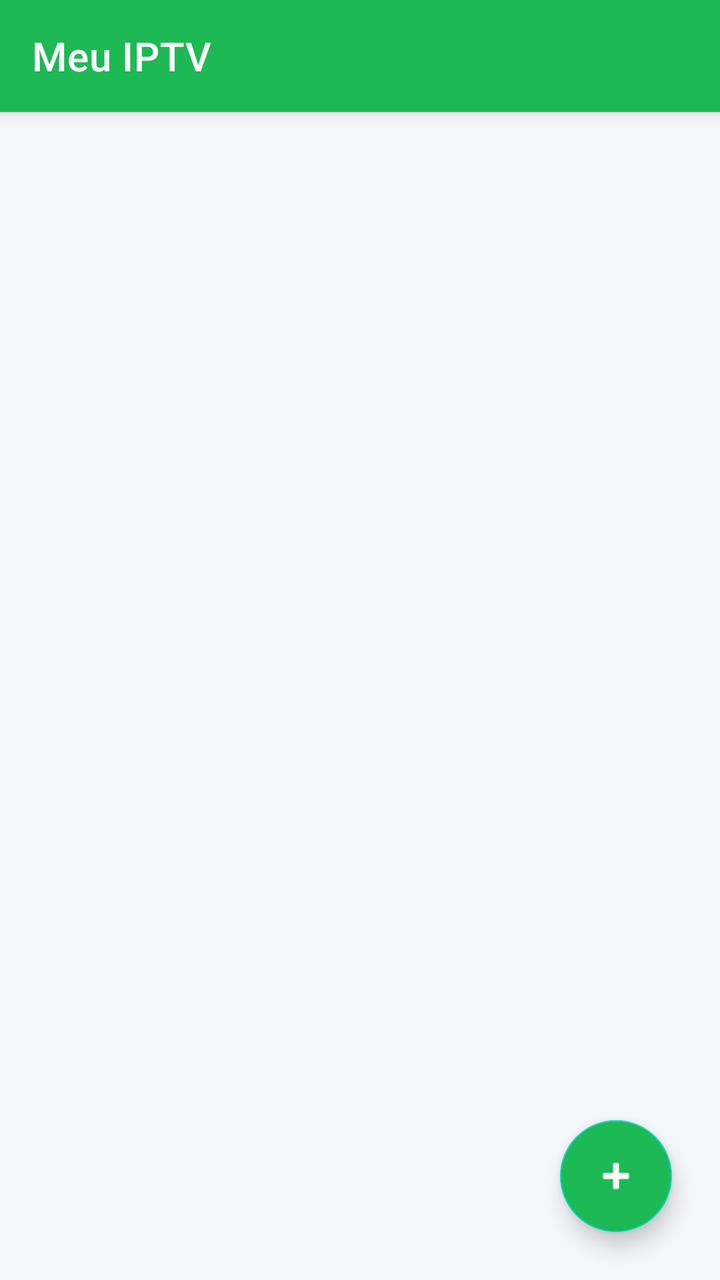
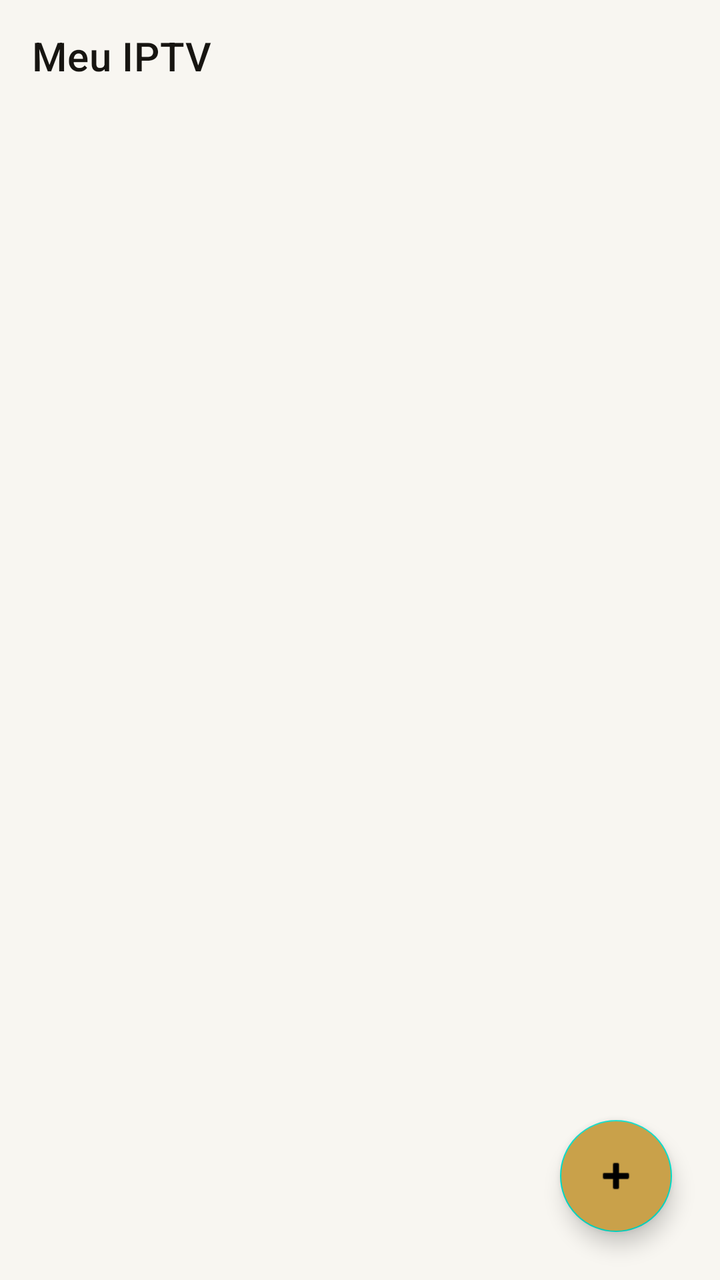

Compare the two renders of this Android layout. The source of the first and the diff that turns it into the second are given below.
<!-- AndroidManifest.xml: application theme Theme.MeuIPTV -->
<!-- res/layout/activity_main.xml -->
<?xml version="1.0" encoding="utf-8"?>
<androidx.coordinatorlayout.widget.CoordinatorLayout xmlns:android="http://schemas.android.com/apk/res/android"
    xmlns:app="http://schemas.android.com/apk/res-auto"
    android:layout_width="match_parent"
    android:layout_height="match_parent">

    <com.google.android.material.appbar.AppBarLayout
        android:layout_width="match_parent"
        android:layout_height="wrap_content"
        android:theme="@style/Theme.MeuIPTV">

        <com.google.android.material.appbar.MaterialToolbar
            android:id="@+id/toolbar"
            android:layout_width="match_parent"
            android:layout_height="?attr/actionBarSize"
            android:background="@color/brand_green"
            app:title="@string/app_name"
            app:titleTextColor="@android:color/white" />
    </com.google.android.material.appbar.AppBarLayout>

    <androidx.core.widget.NestedScrollView
        android:layout_width="match_parent"
        android:layout_height="match_parent"
        app:layout_behavior="@string/appbar_scrolling_view_behavior">

        <FrameLayout
            android:layout_width="match_parent"
            android:layout_height="match_parent">

            <androidx.recyclerview.widget.RecyclerView
                android:id="@+id/recyclerServicos"
                android:layout_width="match_parent"
                android:layout_height="match_parent"
                android:clipToPadding="false"
                android:padding="12dp" />

            <TextView
                android:id="@+id/txtVazio"
                android:layout_width="match_parent"
                android:layout_height="wrap_content"
                android:layout_gravity="center"
                android:layout_marginTop="80dp"
                android:gravity="center"
                android:padding="32dp"
                android:text="@string/empty_state"
                android:textColor="@color/text_secondary"
                android:textSize="16sp"
                android:visibility="gone" />
        </FrameLayout>
    </androidx.core.widget.NestedScrollView>

    <com.google.android.material.floatingactionbutton.FloatingActionButton
        android:id="@+id/fabAdicionar"
        android:layout_width="wrap_content"
        android:layout_height="wrap_content"
        android:layout_gravity="bottom|end"
        android:layout_margin="24dp"
        android:backgroundTint="@color/brand_green"
        android:contentDescription="@string/btn_add"
        android:src="@android:drawable/ic_input_add"
        app:tint="@android:color/white" />

</androidx.coordinatorlayout.widget.CoordinatorLayout>
<!-- resources referenced by this layout -->
<resources>
  <color name="brand_green">#1DB954</color>
  <color name="text_secondary">#8A8F98</color>
  <string name="app_name">Meu IPTV</string>
  <string name="btn_add">Adicionar</string>
  <string name="empty_state">Nenhum serviço cadastrado ainda.\nToque em + para adicionar um painel ou uma lista de canais.</string>
  <style name="Theme.MeuIPTV" parent="Theme.MaterialComponents.DayNight.NoActionBar">
          <item name="colorPrimary">@color/brand_green</item>
          <item name="colorPrimaryDark">@color/brand_green_dark</item>
          <item name="colorAccent">@color/brand_green</item>
          <item name="android:windowBackground">@color/background_light</item>
          <item name="android:statusBarColor" tools:targetApi="21">@color/brand_green_dark</item>
      </style>
  <color name="brand_green_dark">#14923F</color>
  <color name="background_light">#F5F6FA</color>
</resources>

<!-- the commit's change to res/layout/activity_main.xml (unified diff, before → after) -->
@@ -2,20 +2,22 @@
 <androidx.coordinatorlayout.widget.CoordinatorLayout xmlns:android="http://schemas.android.com/apk/res/android"
     xmlns:app="http://schemas.android.com/apk/res-auto"
     android:layout_width="match_parent"
-    android:layout_height="match_parent">
+    android:layout_height="match_parent"
+    android:background="@color/window_background">
 
     <com.google.android.material.appbar.AppBarLayout
         android:layout_width="match_parent"
         android:layout_height="wrap_content"
-        android:theme="@style/Theme.MeuIPTV">
+        android:background="@color/window_background"
+        app:elevation="0dp">
 
         <com.google.android.material.appbar.MaterialToolbar
             android:id="@+id/toolbar"
             android:layout_width="match_parent"
             android:layout_height="?attr/actionBarSize"
-            android:background="@color/brand_green"
+            android:background="@color/window_background"
             app:title="@string/app_name"
-            app:titleTextColor="@android:color/white" />
+            app:titleTextColor="@color/text_primary" />
     </com.google.android.material.appbar.AppBarLayout>
 
     <androidx.core.widget.NestedScrollView
@@ -55,9 +57,9 @@
         android:layout_height="wrap_content"
         android:layout_gravity="bottom|end"
         android:layout_margin="24dp"
-        android:backgroundTint="@color/brand_green"
+        android:backgroundTint="@color/brand_gold"
         android:contentDescription="@string/btn_add"
         android:src="@android:drawable/ic_input_add"
-        app:tint="@android:color/white" />
+        app:tint="@android:color/black" />
 
 </androidx.coordinatorlayout.widget.CoordinatorLayout>
<!-- resource entries referenced after the edit -->
@@ -1,18 +1,23 @@
 <!-- resources referenced by this layout -->
 <resources>
-  <color name="brand_green">#1DB954</color>
-  <color name="text_secondary">#8A8F98</color>
+  <color name="brand_gold">#C9A14A</color>
+  <color name="text_primary">#171511</color>
+  <color name="text_secondary">#5B5648</color>
+  <color name="window_background">#F8F6F1</color>
   <string name="app_name">Meu IPTV</string>
   <string name="btn_add">Adicionar</string>
   <string name="empty_state">Nenhum serviço cadastrado ainda.\nToque em + para adicionar um painel ou uma lista de canais.</string>
   <style name="Theme.MeuIPTV" parent="Theme.MaterialComponents.DayNight.NoActionBar">
-          <item name="colorPrimary">@color/brand_green</item>
-          <item name="colorPrimaryDark">@color/brand_green_dark</item>
-          <item name="colorAccent">@color/brand_green</item>
-          <item name="android:windowBackground">@color/background_light</item>
-          <item name="android:statusBarColor" tools:targetApi="21">@color/brand_green_dark</item>
+          <item name="colorPrimary">@color/brand_gold</item>
+          <item name="colorPrimaryDark">@color/brand_gold_dark</item>
+          <item name="colorAccent">@color/brand_gold</item>
+          <item name="colorSurface">@color/surface</item>
+          <item name="android:windowBackground">@color/window_background</item>
+          <item name="android:statusBarColor" tools:targetApi="21">@color/window_background</item>
+          <item name="android:navigationBarColor" tools:targetApi="21">@color/window_background</item>
+          <item name="android:windowLightStatusBar" tools:targetApi="23">true</item>
       </style>
-  <color name="brand_green_dark">#14923F</color>
-  <color name="background_light">#F5F6FA</color>
+  <color name="brand_gold_dark">#A9813A</color>
+  <color name="surface">#FFFFFF</color>
 </resources>
 
